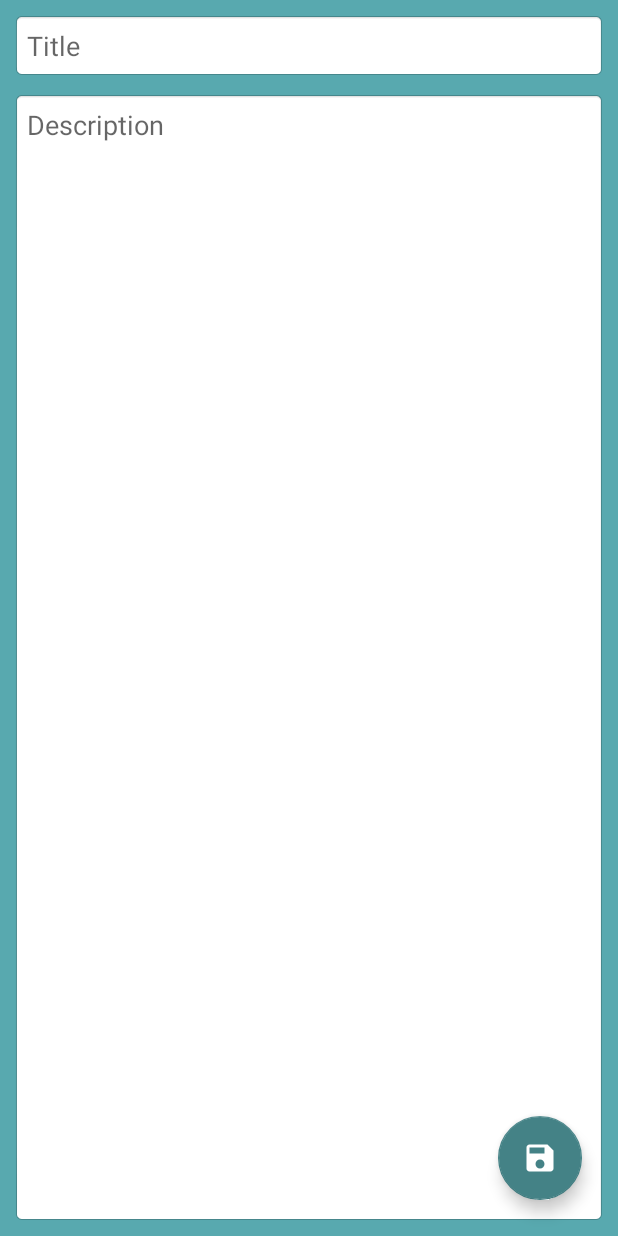
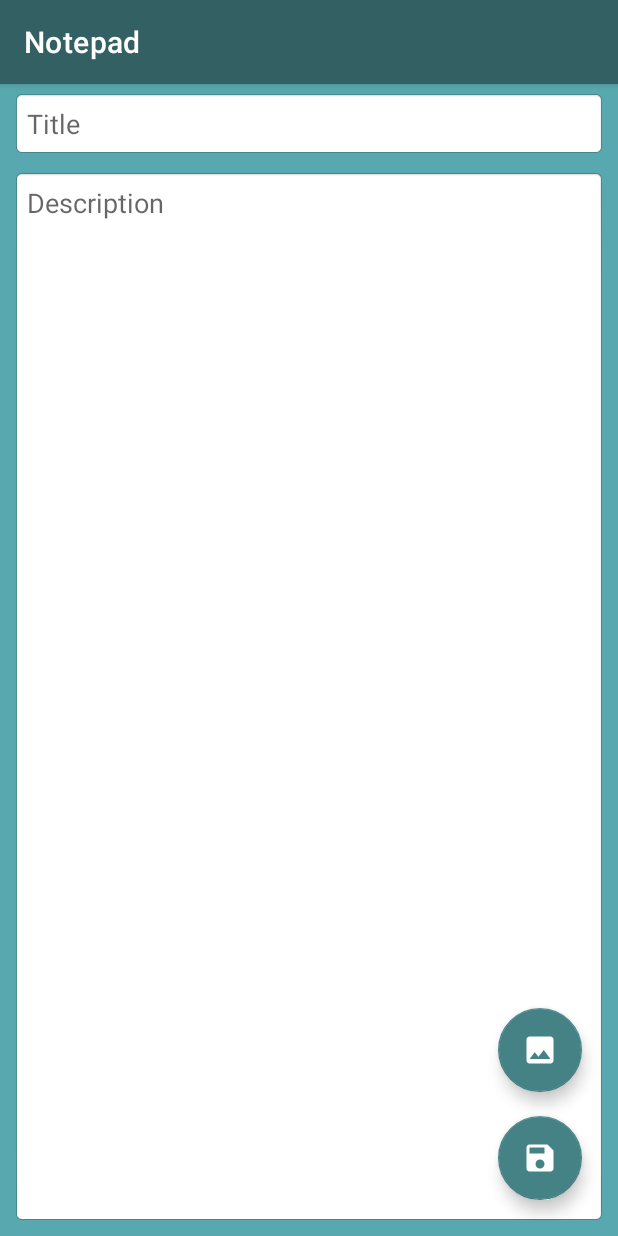
Before and after one commit to siteddv/notepad-app, an Android app: the screen it shows after launch (EditActivity), after a tap on an icon or button, on a phone screen of 412 x 824 dp. Run offline under Robolectric (Android 15) with nearby library versions, the phone set to English and light mode, and no system bars.

Commit message:
feature: added setting an image to article functionality

```diff
--- a/app/src/main/java/com/vino/gradom/notepad/EditActivity.java
+++ b/app/src/main/java/com/vino/gradom/notepad/EditActivity.java
@@ -1,21 +1,26 @@
 package com.vino.gradom.notepad;
 
 import androidx.appcompat.app.AppCompatActivity;
+import androidx.constraintlayout.widget.ConstraintLayout;
 
 import android.app.Activity;
 import android.os.Bundle;
 import android.view.View;
 import android.widget.EditText;
+import android.widget.ImageView;
 import android.widget.TextView;
 import android.widget.Toast;
 
+import com.google.android.material.floatingactionbutton.FloatingActionButton;
 import com.vino.gradom.notepad.db.MySqlManager;
 
-public class EditActivity extends Activity {
+public class EditActivity extends AppCompatActivity {
 
+    private ConstraintLayout imageLayout;
+    private ImageView articleImage;
+    private FloatingActionButton editImage, deleteImage;
     private MySqlManager sqlManager;
-    private EditText edTitle;
-    private EditText edDescription;
+    private EditText edTitle, edDescription;
 
     @Override
     protected void onCreate(Bundle savedInstanceState) {
@@ -28,6 +33,7 @@ public class EditActivity extends Activity {
         sqlManager = new MySqlManager(this);
         edTitle = findViewById(R.id.etTitle);
         edDescription = findViewById(R.id.etDescription);
+        imageLayout = findViewById(R.id.imageLayout);
     }
 
     @Override
@@ -53,4 +59,27 @@ public class EditActivity extends Activity {
         super.onDestroy();
         sqlManager.closeDb();
     }
+
+    public void onClickChangeImage(View view) {
+    }
+
+    public void onClickCloseImage(View view) {
+        handleImageLayout();
+    }
+
+    public void onClickDeleteImage(View view) {
+
+    }
+
+    public void onClickSetImage(View view) {
+        handleImageLayout();
+    }
+
+    private void handleImageLayout(){
+        if(imageLayout.getVisibility() == View.VISIBLE){
+            imageLayout.setVisibility(View.GONE);
+        }else{
+            imageLayout.setVisibility(View.VISIBLE);
+        }
+    }
 }
--- a/app/src/main/java/com/vino/gradom/notepad/MainActivity.java
+++ b/app/src/main/java/com/vino/gradom/notepad/MainActivity.java
@@ -1,6 +1,7 @@
 package com.vino.gradom.notepad;
 
 import androidx.appcompat.app.AppCompatActivity;
+import androidx.constraintlayout.widget.ConstraintLayout;
 import androidx.recyclerview.widget.LinearLayoutManager;
 import androidx.recyclerview.widget.RecyclerView;
 
@@ -10,17 +11,21 @@ import android.content.Intent;
 import android.os.Bundle;
 import android.view.View;
 import android.widget.EditText;
+import android.widget.ImageView;
 import android.widget.TextView;
 
+import com.google.android.material.floatingactionbutton.FloatingActionButton;
 import com.vino.gradom.notepad.adapter.NoteAdapter;
 import com.vino.gradom.notepad.db.MyConstants;
 import com.vino.gradom.notepad.db.MySqlManager;
 
-public class MainActivity extends Activity {
+public class MainActivity extends AppCompatActivity {
 
+    private ConstraintLayout imageLayout;
+    private ImageView articleImage;
+    private FloatingActionButton editImage, deleteImage;
     private MySqlManager sqlManager;
-    private EditText edTitle;
-    private EditText edDescription;
+    private EditText edTitle, edDescription;
     private RecyclerView noteListView;
     private NoteAdapter noteAdapter;
 
--- /dev/null
+++ b/app/src/main/res/drawable/fab_bg.xml
@@ -0,0 +1,12 @@
+<?xml version="1.0" encoding="utf-8"?>
+<shape
+    xmlns:android="http://schemas.android.com/apk/res/android"
+    android:shape="oval">
+
+    <solid
+        android:color="@color/white"/>
+
+    <size
+        android:width="40dp"
+        android:height="40dp"/>
+</shape>
--- /dev/null
+++ b/app/src/main/res/drawable/ic_close.xml
@@ -0,0 +1,5 @@
+<vector android:height="25dp" android:tint="#FFFFFF"
+    android:viewportHeight="24" android:viewportWidth="24"
+    android:width="25dp" xmlns:android="http://schemas.android.com/apk/res/android">
+    <path android:fillColor="@color/buttonColor" android:pathData="M19,6.41L17.59,5 12,10.59 6.41,5 5,6.41 10.59,12 5,17.59 6.41,19 12,13.41 17.59,19 19,17.59 13.41,12z"/>
+</vector>
--- /dev/null
+++ b/app/src/main/res/drawable/ic_delete.xml
@@ -0,0 +1,5 @@
+<vector android:height="20dp" android:tint="#FFFFFF"
+    android:viewportHeight="24" android:viewportWidth="24"
+    android:width="20dp" xmlns:android="http://schemas.android.com/apk/res/android">
+    <path android:fillColor="@color/buttonColor" android:pathData="M6,19c0,1.1 0.9,2 2,2h8c1.1,0 2,-0.9 2,-2V7H6v12zM19,4h-3.5l-1,-1h-5l-1,1H5v2h14V4z"/>
+</vector>
--- /dev/null
+++ b/app/src/main/res/drawable/ic_edit.xml
@@ -0,0 +1,5 @@
+<vector android:height="20dp" android:tint="#FFFFFF"
+    android:viewportHeight="24" android:viewportWidth="24"
+    android:width="20dp" xmlns:android="http://schemas.android.com/apk/res/android">
+    <path android:fillColor="@color/buttonColor" android:pathData="M3,17.25V21h3.75L17.81,9.94l-3.75,-3.75L3,17.25zM20.71,7.04c0.39,-0.39 0.39,-1.02 0,-1.41l-2.34,-2.34c-0.39,-0.39 -1.02,-0.39 -1.41,0l-1.83,1.83 3.75,3.75 1.83,-1.83z"/>
+</vector>
--- /dev/null
+++ b/app/src/main/res/drawable/ic_image.xml
@@ -0,0 +1,5 @@
+<vector android:height="24dp" android:tint="#FFFFFF"
+    android:viewportHeight="24" android:viewportWidth="24"
+    android:width="24dp" xmlns:android="http://schemas.android.com/apk/res/android">
+    <path android:fillColor="@color/buttonColor" android:pathData="M21,19V5c0,-1.1 -0.9,-2 -2,-2H5c-1.1,0 -2,0.9 -2,2v14c0,1.1 0.9,2 2,2h14c1.1,0 2,-0.9 2,-2zM8.5,13.5l2.5,3.01L14.5,12l4.5,6H5l3.5,-4.5z"/>
+</vector>
--- a/app/src/main/res/layout/activity_edit.xml
+++ b/app/src/main/res/layout/activity_edit.xml
@@ -2,6 +2,7 @@
 <androidx.constraintlayout.widget.ConstraintLayout xmlns:android="http://schemas.android.com/apk/res/android"
     xmlns:app="http://schemas.android.com/apk/res-auto"
     xmlns:tools="http://schemas.android.com/tools"
+    android:id="@+id/mainLayout"
     android:layout_width="match_parent"
     android:layout_height="match_parent"
     android:background="@color/blue_light"
@@ -13,7 +14,7 @@
         android:layout_height="wrap_content"
         android:layout_marginStart="8dp"
         android:layout_marginLeft="8dp"
-        android:layout_marginTop="8dp"
+        android:layout_marginTop="4dp"
         android:layout_marginEnd="8dp"
         android:layout_marginRight="8dp"
         android:background="@android:drawable/editbox_background_normal"
@@ -24,7 +25,7 @@
         app:layout_constraintEnd_toEndOf="parent"
         app:layout_constraintHorizontal_bias="0.497"
         app:layout_constraintStart_toStartOf="parent"
-        app:layout_constraintTop_toTopOf="parent" />
+        app:layout_constraintTop_toBottomOf="@+id/imageLayout" />
 
     <EditText
         android:id="@+id/etDescription"
@@ -36,7 +37,7 @@
         android:ems="10"
         android:gravity="top"
         android:hint="Description"
-        android:inputType="textPersonName"
+        android:inputType="textMultiLine|textPersonName"
         android:padding="10dp"
         app:layout_constraintBottom_toBottomOf="parent"
         app:layout_constraintEnd_toEndOf="@+id/etTitle"
@@ -60,4 +61,86 @@
         app:srcCompat="@drawable/ic_save"
         app:tint="@null" />
 
+    <com.google.android.material.floatingactionbutton.FloatingActionButton
+        android:id="@+id/setImageButton"
+        android:layout_width="wrap_content"
+        android:layout_height="wrap_content"
+        android:layout_marginBottom="16dp"
+        android:clickable="true"
+        android:onClick="onClickSetImage"
+        app:backgroundTint="@color/buttonColor"
+        app:layout_constraintBottom_toTopOf="@+id/saveButton"
+        app:layout_constraintEnd_toEndOf="@+id/saveButton"
+        app:srcCompat="@drawable/ic_image"
+        app:tint="@color/white" />
+
+    <androidx.constraintlayout.widget.Guideline
+        android:id="@+id/guideline3"
+        android:layout_width="wrap_content"
+        android:layout_height="wrap_content"
+        android:orientation="horizontal"
+        app:layout_constraintGuide_percent="0.3" />
+
+    <androidx.constraintlayout.widget.ConstraintLayout
+        android:id="@+id/imageLayout"
+        android:layout_width="0dp"
+        android:layout_height="0dp"
+        android:layout_marginTop="8dp"
+        android:layout_marginBottom="4dp"
+        android:visibility="gone"
+        app:layout_constraintBottom_toTopOf="@+id/guideline3"
+        app:layout_constraintEnd_toEndOf="@+id/etTitle"
+        app:layout_constraintStart_toStartOf="@+id/etTitle"
+        app:layout_constraintTop_toTopOf="parent"
+        app:layout_constraintVertical_bias="0.0">
+
+        <ImageView
+            android:id="@+id/articleImage"
+            android:layout_width="0dp"
+            android:layout_height="0dp"
+            app:layout_constraintBottom_toBottomOf="parent"
+            app:layout_constraintEnd_toEndOf="parent"
+            app:layout_constraintHorizontal_bias="0.0"
+            app:layout_constraintStart_toStartOf="parent"
+            app:layout_constraintTop_toTopOf="parent"
+            app:layout_constraintVertical_bias="0.0"
+            app:srcCompat="@drawable/ic_image" />
+
+        <ImageButton
+            android:id="@+id/editImageButton"
+            android:layout_width="40dp"
+            android:layout_height="40dp"
+            android:background="@drawable/fab_bg"
+            android:onClick="onClickChangeImage"
+            app:layout_constraintStart_toStartOf="@+id/articleImage"
+            app:layout_constraintTop_toTopOf="@+id/articleImage"
+            app:srcCompat="@drawable/ic_edit"
+            app:tint="@color/buttonColor" />
+
+        <ImageButton
+            android:id="@+id/deleteImageButton"
+            android:layout_width="40dp"
+            android:layout_height="40dp"
+            android:layout_marginStart="8dp"
+            android:layout_marginLeft="8dp"
+            android:background="@drawable/fab_bg"
+            android:onClick="onClickDeleteImage"
+            app:layout_constraintStart_toEndOf="@+id/editImageButton"
+            app:layout_constraintTop_toTopOf="parent"
+            app:srcCompat="@drawable/ic_delete"
+            app:tint="@color/buttonColor" />
+
+        <ImageButton
+            android:id="@+id/closeImageButton"
+            android:layout_width="40dp"
+            android:layout_height="40dp"
+            android:background="@drawable/fab_bg"
+            android:onClick="onClickCloseImage"
+            app:layout_constraintEnd_toEndOf="@+id/articleImage"
+            app:layout_constraintTop_toTopOf="parent"
+            app:srcCompat="@drawable/ic_close"
+            app:tint="@color/buttonColor" />
+
+    </androidx.constraintlayout.widget.ConstraintLayout>
+
 </androidx.constraintlayout.widget.ConstraintLayout>
--- a/app/src/main/res/layout/activity_main.xml
+++ b/app/src/main/res/layout/activity_main.xml
@@ -34,6 +34,7 @@
         android:layout_marginBottom="16dp"
         android:clickable="true"
         android:onClick="onClickAdd"
+        app:tint="#FFFFFF"
         app:backgroundTint="@color/buttonColor"
         app:layout_constraintBottom_toBottomOf="@+id/noteListView"
         app:layout_constraintEnd_toEndOf="@+id/noteListView"
--- a/app/src/main/res/values/colors.xml
+++ b/app/src/main/res/values/colors.xml
@@ -9,4 +9,5 @@
     <color name="white">#FFFFFFFF</color>
     <color name="blue_light">#58A9AF</color>
     <color name="buttonColor">#448286</color>
+    <color name="app_bar_color">#336063</color>
 </resources>
--- a/app/src/main/res/values/themes.xml
+++ b/app/src/main/res/values/themes.xml
@@ -2,8 +2,8 @@
     <!-- Base application theme. -->
     <style name="Theme.Notepad" parent="Theme.MaterialComponents.DayNight.DarkActionBar">
         <!-- Primary brand color. -->
-        <item name="colorPrimary">@color/purple_500</item>
-        <item name="colorPrimaryVariant">@color/purple_700</item>
+        <item name="colorPrimary">@color/app_bar_color</item>
+        <item name="colorPrimaryVariant">@color/app_bar_color</item>
         <item name="colorOnPrimary">@color/white</item>
         <!-- Secondary brand color. -->
         <item name="colorSecondary">@color/teal_200</item>
```
